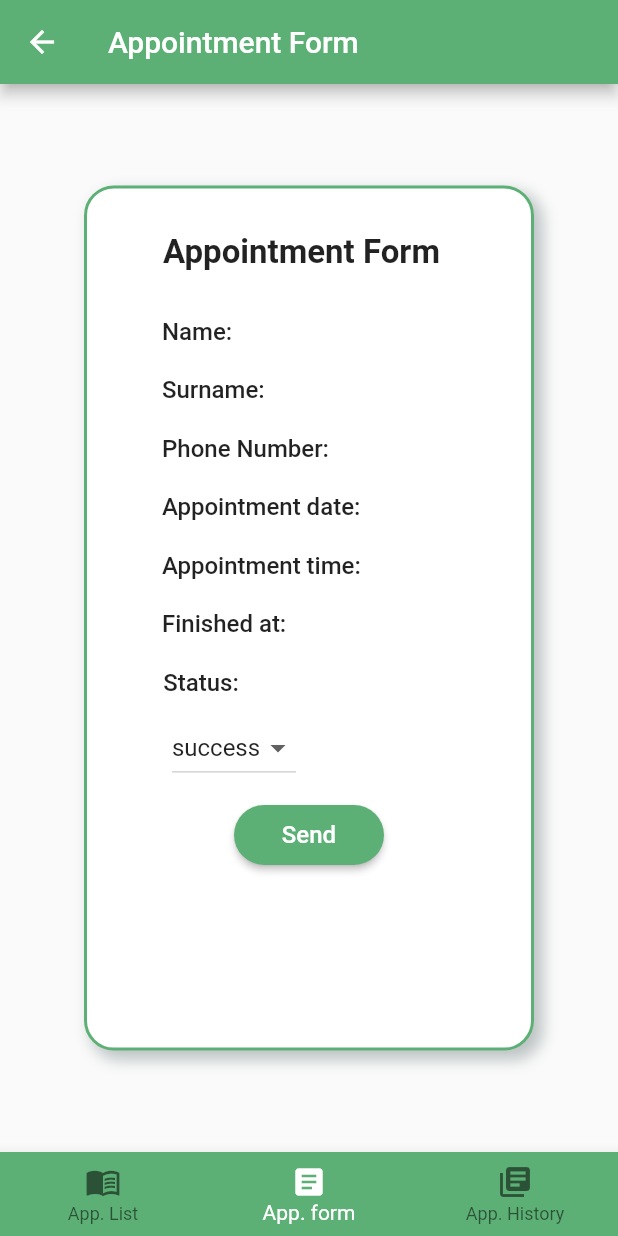
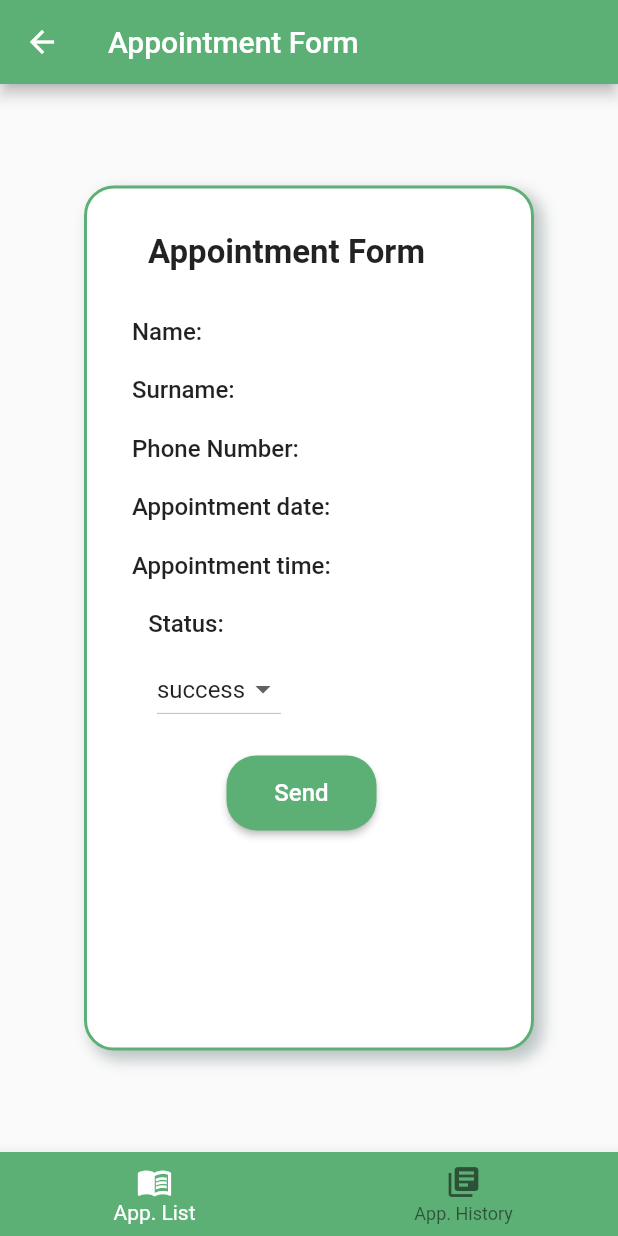
Before and after one commit to ZuzannaSz/appoint-frontend-app, a Flutter app: the AppointmentForm screen opened directly with empty values, on a phone screen of 412 x 824 dp. Run offline on Flutter 3.47's test engine with Material 2 defaults, Android fonts, the phone set to English and light mode, and no system bars; our stand-ins replace flutter_local_notifications, flutter_native_timezone, rxdart, timezone; missing offline and left inert: dart:ffi.

Commit message:
finished appoitnemnt form and appointment list

```diff
--- a/lib/doctor/appointment_form.dart
+++ b/lib/doctor/appointment_form.dart
@@ -1,4 +1,5 @@
 import 'package:appoint_webapp/doctor/list_of_appointments.dart';
+import 'package:appoint_webapp/model/AppointmentInfo.dart';
 import 'package:flutter/material.dart';
 
 
@@ -7,9 +8,10 @@ import 'appointment_archives.dart';
 
 class AppointmentForm extends StatefulWidget {
   late User user;
+  late NewAppointment appointment;
   @override
   _AppointmentFormState createState() => _AppointmentFormState();
-  AppointmentForm({Key? key, required this.user}) : super(key: key);
+  AppointmentForm({Key? key, required this.user, required this.appointment}) : super(key: key);
 }
 
 class _AppointmentFormState extends State<AppointmentForm> {
@@ -26,15 +28,10 @@ class _AppointmentFormState extends State<AppointmentForm> {
     return Scaffold(
         bottomNavigationBar: BottomNavigationBar(
             backgroundColor: const Color(0xFF5DB075),
-            currentIndex: 1,
             items: const <BottomNavigationBarItem>[
               BottomNavigationBarItem(
                 icon: Icon(Icons.menu_book),
                 label: 'App. List',
-              ),
-              BottomNavigationBarItem(
-                icon: Icon(Icons.article),
-                label: 'App. form',
               ),
               BottomNavigationBarItem(
                 icon: Icon(Icons.library_books),
@@ -84,7 +81,7 @@ class _AppointmentFormState extends State<AppointmentForm> {
             color: Colors.white,
           ),
           child: Padding(
-            padding: const EdgeInsets.fromLTRB(50, 0, 0, 0),
+            padding: const EdgeInsets.fromLTRB(30, 0, 0, 0),
             child: Column(
               children: [
                 const SizedBox(
@@ -101,72 +98,72 @@ class _AppointmentFormState extends State<AppointmentForm> {
                   height: 30,
                 ),
                 Row(
-                  children: const [
-                    Text(
+                  children: [
+                    const Text(
                       "Name: ",
                       style:
                           TextStyle(fontSize: 16, fontWeight: FontWeight.w500),
                     ),
-                    SizedBox(
+                    const SizedBox(
                       width: 30,
                     ),
-                    Text("")
+                    Text(widget.appointment.patientName)
                   ],
                 ),
                 const SizedBox(
                   height: 20,
                 ),
                 Row(
-                  children: const [
-                    Text(
+                  children:  [
+                    const Text(
                       "Surname: ",
                       style:
                           TextStyle(fontSize: 16, fontWeight: FontWeight.w500),
                     ),
-                    SizedBox(
+                    const SizedBox(
                       width: 30,
                     ),
-                    Text("")
+                    Text(widget.appointment.patientSurname)
                   ],
                 ),
                 const SizedBox(
                   height: 20,
                 ),
                 Row(
-                  children: const [
-                    Text(
+                  children:  [
+                    const Text(
                       "Phone Number: ",
                       style:
                           TextStyle(fontSize: 16, fontWeight: FontWeight.w500),
                     ),
-                    SizedBox(
+                    const SizedBox(
                       width: 30,
                     ),
-                    Text("")
+                    Text(widget.appointment.phoneNumber),
                   ],
                 ),
                 const SizedBox(
                   height: 20,
                 ),
                 Row(
-                  children: const [
-                    Text(
+                  children: [
+                    const Text(
                       "Appointment date: ",
                       style:
                           TextStyle(fontSize: 16, fontWeight: FontWeight.w500),
                     ),
-                    SizedBox(
+                    const SizedBox(
                       width: 30,
                     ),
-                    Text("")
+                    Text(widget.appointment.date)
                   ],
                 ),
                 const SizedBox(
                   height: 20,
                 ),
                 Row(
-                  children: const [
-                    Text(
+                  children:  [
+                    const Text(
                       "Appointment time: ",
                       style:
                           TextStyle(fontSize: 16, fontWeight: FontWeight.w500),
@@ -174,23 +171,7 @@ class _AppointmentFormState extends State<AppointmentForm> {
                     SizedBox(
                       width: 30,
                     ),
-                    Text("")
-                  ],
-                ),
-                const SizedBox(
-                  height: 20,
-                ),
-                Row(
-                  children: const [
-                    Text(
-                      "Finished at: ",
-                      style:
-                          TextStyle(fontSize: 16, fontWeight: FontWeight.w500),
-                    ),
-                    SizedBox(
-                      width: 30,
-                    ),
-                    Text("")
+                    Text(widget.appointment.time)
                   ],
                 ),
                 const SizedBox(
@@ -227,10 +208,10 @@ class _AppointmentFormState extends State<AppointmentForm> {
                       }),
                 ),
                 const SizedBox(
-                  height: 10,
+                  height: 20,
                 ),
                 Padding(
-                  padding: const EdgeInsets.fromLTRB(0, 0, 50, 0),
+                  padding: const EdgeInsets.fromLTRB(0, 0, 40, 0),
                   child: ElevatedButton(
                       onPressed: () {},
                       child: const Text(
@@ -238,7 +219,7 @@ class _AppointmentFormState extends State<AppointmentForm> {
                         style: TextStyle(fontSize: 16),
                       ),
                       style: ButtonStyle(
-                          fixedSize: MaterialStateProperty.all(const Size(100, 40)),
+                          fixedSize: MaterialStateProperty.all(const Size(100, 50)),
                           backgroundColor:
                           MaterialStateProperty.all(const Color(0xFF5DB075)),
                           shape: MaterialStateProperty.all<RoundedRectangleBorder>(
--- /dev/null
+++ b/lib/model/AppointmentInfo.dart
@@ -0,0 +1,21 @@
+class ArchivedAppointment{
+  late String patient;
+  late String date;
+  late String status;
+
+  ArchivedAppointment(this.patient, this.date, this.status);
+}
+class NewAppointment{
+  late String patientName;
+  late String patientSurname;
+  late String phoneNumber;
+  late String date;
+  late String time;
+  late String status;
+
+  NewAppointment({required this.patientName,required this.patientSurname, required this.phoneNumber, required this.date, required this.time});
+
+  setStatus(String status){
+    this.status = status;
+  }
+}
```
Also changed, not shown: lib/doctor/appointment_archives.dart (+2 -11 lines), lib/doctor/list_of_appointments.dart (+29 -16 lines), lib/doctor/patient_statistics.dart (+61 -40 lines), lib/model/ArchivedAppointment.dart (deleted, +0 -7 lines).
